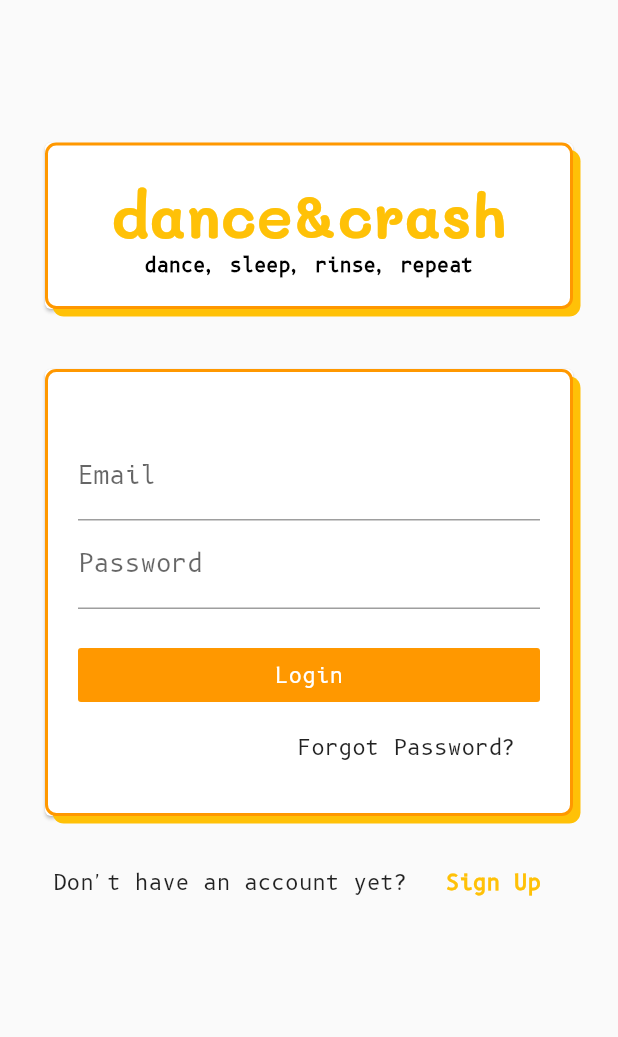
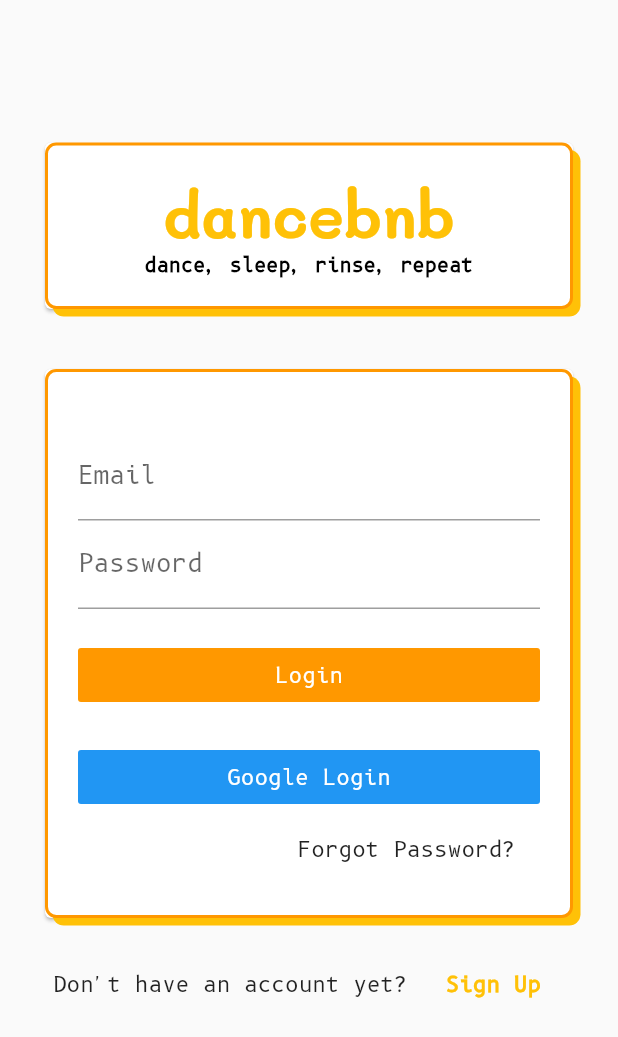
Before and after one commit to aldarisbm/danceapp, a Flutter app: the screen it shows after launch, on a phone screen of 412 x 824 dp. Shown: the top 1037 px of the screen. Run offline on Flutter 3.47's test engine with Material 2 defaults, Android fonts, the phone set to English and light mode, and no system bars; our stand-ins replace cloud_firestore, firebase_auth, google_sign_in, rxdart; accounts and stored records are empty.

```diff
--- a/lib/pages/login.dart
+++ b/lib/pages/login.dart
@@ -1,3 +1,4 @@
+import 'package:danceapp/auth.dart';
 import 'package:danceapp/common/app_card.dart';
 import 'package:flutter/material.dart';
 
@@ -19,7 +20,7 @@ class LoginPage extends StatelessWidget {
                   child: Column(
                 children: <Widget>[
                   Text(
-                    "dance&crash",
+                    "dancebnb",
                     style: TextStyle(
                       fontFamily: "Mali",
                       fontSize: 40.0,
@@ -62,7 +63,21 @@ class LoginPage extends StatelessWidget {
                           child: Text(
                             "Login",
                             style: TextStyle(color: Colors.white),
-                              ))),
+                          ),
+                        ),
+                      ),
+                       Container(
+                        width: double.infinity,
+                        margin: EdgeInsets.only(top: 20.0),
+                        child: FlatButton(
+                          color: Colors.blue,
+                          onPressed: () => authService.googleSignIn(),
+                          child: Text(
+                            "Google Login",
+                            style: TextStyle(color: Colors.white),
+                          ),
+                        ),
+                      ),
                       Container(
                           alignment: Alignment.centerRight,
                           child: FlatButton(
```
Also changed, not shown: lib/auth.dart (added, +60 -0 lines), 2 other files. Lines whose indentation alone changed are shown as unchanged.
